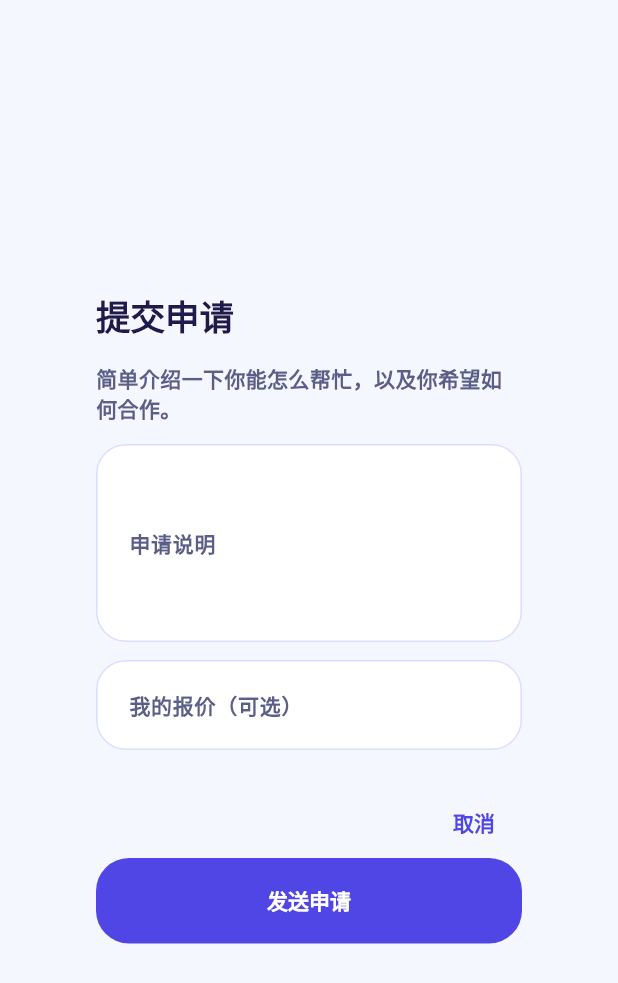
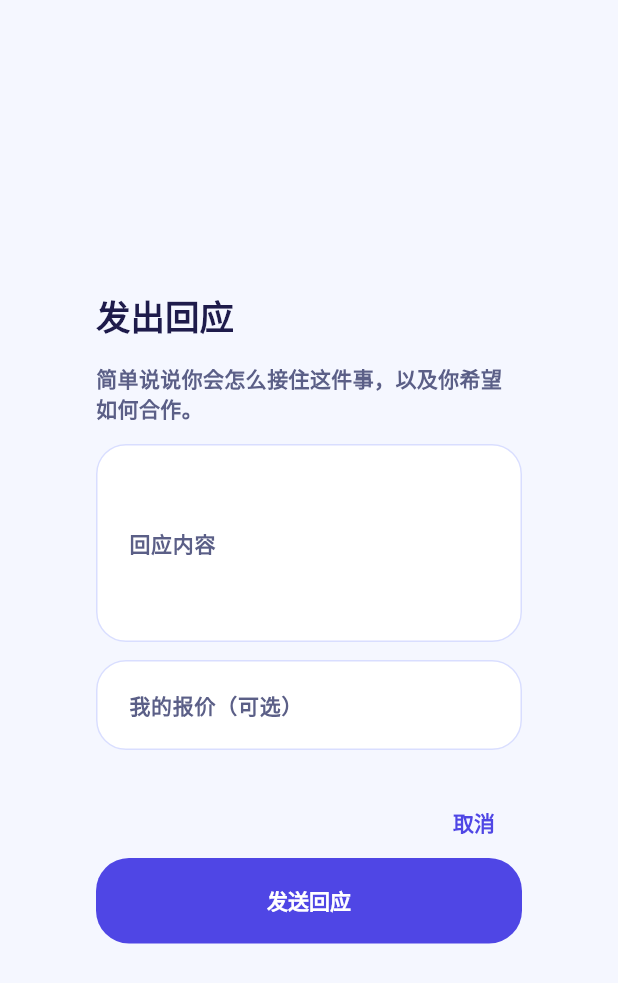
Before and after one commit to Dreamyyxt/Nodoubt, a Flutter app: the _ApplicationDialog widget shown alone on an empty page, opened directly with empty values, on a phone screen of 412 x 824 dp. Shown: the top 983 px of the screen. Run offline on Flutter 3.47's test engine with Material 3 defaults, Android fonts, the phone set to English and light mode, and no system bars; our stand-ins replace google_fonts, web; missing offline and left inert: dart:js_interop, dart:ui_web; accounts and stored records are empty.

Commit message:
feat: turn listing detail into response-first narrative

```diff
--- a/apps/app-mobile/lib/features/listings/presentation/listing_detail_page.dart
+++ b/apps/app-mobile/lib/features/listings/presentation/listing_detail_page.dart
@@ -53,7 +53,7 @@ class ListingDetailPage extends StatelessWidget {
         .toList(growable: false);
 
     return Scaffold(
-      appBar: AppBar(title: const Text('详情')),
+      appBar: AppBar(title: const Text('这件事的详情')),
       body: ListView(
         padding: const EdgeInsets.fromLTRB(20, 8, 20, 120),
         children: [
@@ -86,7 +86,7 @@ class ListingDetailPage extends StatelessWidget {
                       child: Text(
                         isExchange
                             ? 'SKILL SWAP'
-                            : 'TASK BOUNTY',
+                            : '城市任务墙',
                         style: theme.textTheme.bodySmall?.copyWith(
                           color: Colors.white,
                           letterSpacing: 1.1,
@@ -182,7 +182,7 @@ class ListingDetailPage extends StatelessWidget {
                               ? '推荐进行中'
                               : _featuredRemainingLabel(listing.featuredUntil),
                         ),
-                        _InlineHintChip(label: '${listing.applicationCount} 个申请'),
+                        _InlineHintChip(label: '${listing.applicationCount} 个回应'),
                         if (listing.orderCount > 0)
                           _InlineHintChip(label: '${listing.orderCount} 笔订单推进'),
                       ],
@@ -250,7 +250,7 @@ class ListingDetailPage extends StatelessWidget {
               child: Column(
                 crossAxisAlignment: CrossAxisAlignment.start,
                 children: [
-                  Text('这次合作是什么感觉', style: theme.textTheme.titleLarge),
+                  Text('这次托付到底是什么', style: theme.textTheme.titleLarge),
                   const SizedBox(height: 10),
                   Text(listing.description, style: theme.textTheme.bodyLarge),
                 ],
@@ -268,7 +268,7 @@ class ListingDetailPage extends StatelessWidget {
                     Text('同城相似任务', style: theme.textTheme.titleLarge),
                     const SizedBox(height: 10),
                     Text(
-                      '如果这条任务暂时不合适，也可以顺手看看同城还有哪些相似机会。',
+                      '如果这件事暂时不适合你，也可以顺手看看同城还有哪些相似的小事正在等人回应。',
                       style: theme.textTheme.bodyMedium,
                     ),
                     const SizedBox(height: 14),
@@ -332,7 +332,7 @@ class ListingDetailPage extends StatelessWidget {
                                       ),
                                     const SizedBox(height: 6),
                                     Text(
-                                      '${item.applicationCount} 申请',
+                                      '${item.applicationCount} 回应',
                                       style: theme.textTheme.bodySmall,
                                     ),
                                   ],
@@ -489,7 +489,7 @@ class ListingDetailPage extends StatelessWidget {
                     Text('发布者操作', style: theme.textTheme.titleLarge),
                     const SizedBox(height: 8),
                     Text(
-                      '把收到的申请、编辑和关闭动作收在这里，方便你快速管理合作节奏。',
+                      '把收到的回应、编辑和关闭动作收在这里，方便你快速管理这件事的推进节奏。',
                       style: theme.textTheme.bodyMedium,
                     ),
                     const SizedBox(height: 16),
@@ -498,7 +498,7 @@ class ListingDetailPage extends StatelessWidget {
                       runSpacing: 12,
                       children: [
                         _DetailAction(
-                          label: '收到的申请',
+                          label: '收到的回应',
                           icon: Icons.inbox_outlined,
                           filled: true,
                           onTap: () => _viewApplications(context),
@@ -552,14 +552,14 @@ class ListingDetailPage extends StatelessWidget {
                       child: Text(
                         isExchange
                             ? '这条交换正在被优先撮合，尽量把你能提供的内容写具体一点，会更容易被接受。'
-                            : '这条任务正在被优先推动成交，建议立即申请并写清楚你能怎么完成。${listing.applicationCount > 0 ? ' 当前已有 ${listing.applicationCount} 个人在跟进。' : ''}',
+                            : '这条任务正在被优先推动成交，建议立刻回应，并写清楚你会怎么把它做成。${listing.applicationCount > 0 ? ' 当前已有 ${listing.applicationCount} 个人在跟进。' : ''}',
                       ),
                     ),
                   FilledButton.icon(
                     onPressed: () => _applyToListing(context),
                     icon: const Icon(Icons.send_outlined),
                     label: Text(
-                      isExchange ? '立即发起交换' : '立即申请这条任务',
+                      isExchange ? '立即发起交换' : '立即回应这件事',
                     ),
                   ),
                 ],
@@ -593,11 +593,11 @@ class ListingDetailPage extends StatelessWidget {
       }
 
       messenger.showSnackBar(
-        const SnackBar(content: Text('申请已提交，可以在“申请”页查看状态。')),
+        const SnackBar(content: Text('回应已发出，可以在“回应”页查看状态。')),
       );
     } catch (error) {
       messenger.showSnackBar(
-        SnackBar(content: Text('申请失败：$error')),
+        SnackBar(content: Text('回应失败：$error')),
       );
     }
   }
@@ -1017,7 +1017,7 @@ class _ApplicationDialogState extends State<_ApplicationDialog> {
     return AlertDialog(
       scrollable: true,
       title: Text(
-        _isExchange ? '发起交换申请' : '提交申请',
+        _isExchange ? '发起交换回应' : '发出回应',
       ),
       content: ConstrainedBox(
         constraints: const BoxConstraints(maxWidth: 460),
@@ -1030,7 +1030,7 @@ class _ApplicationDialogState extends State<_ApplicationDialog> {
               Text(
                 _isExchange
                     ? '告诉对方你能提供什么、希望怎么交换。'
-                    : '简单介绍一下你能怎么帮忙，以及你希望如何合作。',
+                    : '简单说说你会怎么接住这件事，以及你希望如何合作。',
               ),
               const SizedBox(height: 14),
               TextFormField(
@@ -1040,13 +1040,13 @@ class _ApplicationDialogState extends State<_ApplicationDialog> {
                 decoration: InputDecoration(
                   labelText: _isExchange
                       ? '交换说明'
-                      : '申请说明',
+                      : '回应内容',
                 ),
                 validator: (value) {
                   if (value == null || value.trim().isEmpty) {
                     return _isExchange
                         ? '请填写你的交换说明'
-                        : '请简单介绍一下你能怎么帮忙';
+                        : '请简单介绍一下你会怎么接住这件事';
                   }
                   return null;
                 },
@@ -1075,7 +1075,7 @@ class _ApplicationDialogState extends State<_ApplicationDialog> {
           child: Text(
             _isExchange
                 ? '发起交换'
-                : '发送申请',
+                : '发送回应',
           ),
         ),
       ],
```
